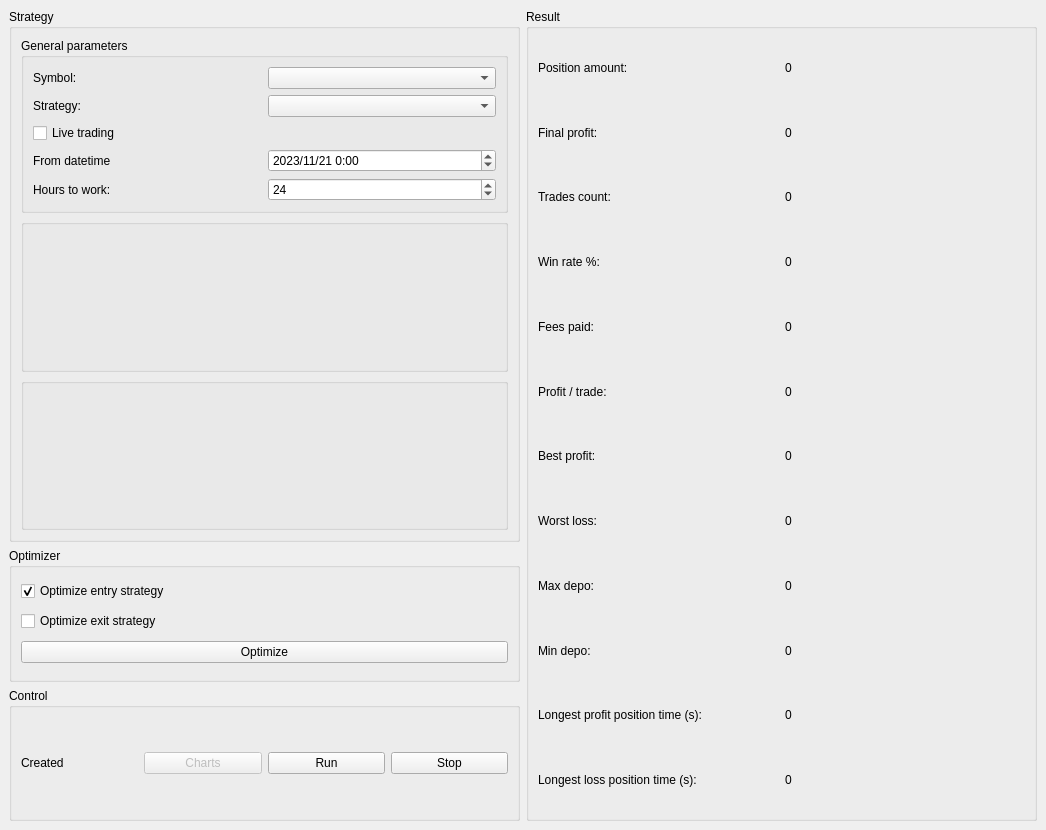
This is frontend/mainwindow.ui in 84k491/crypto_cpp as Qt 5 draws it before an edit. The edited form follows.
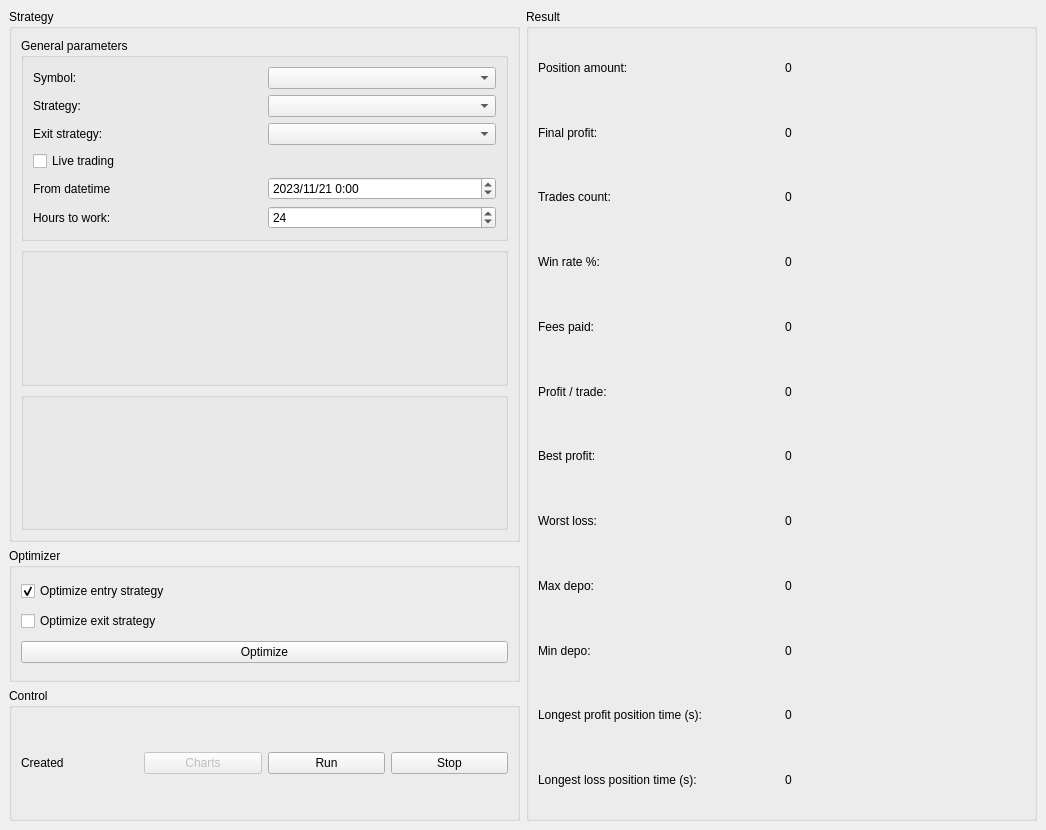
This is the edited form. Custom widgets are drawn as their Qt base class.

Commit message: Select exit strategy at frontend

```diff
--- a/frontend/mainwindow.ui
+++ b/frontend/mainwindow.ui
@@ -67,6 +67,20 @@
               </item>
              </layout>
             </item>
+            <item>
+             <layout class="QHBoxLayout" name="horizontalLayout_6">
+              <item>
+               <widget class="QLabel" name="label_5">
+                <property name="text">
+                 <string>Exit strategy:</string>
+                </property>
+               </widget>
+              </item>
+              <item>
+               <widget class="QComboBox" name="cb_exit_strategy"/>
+              </item>
+             </layout>
+            </item>
             <item>
              <widget class="QCheckBox" name="cb_live">
               <property name="text">
```
The commit also changes 9 other files.
